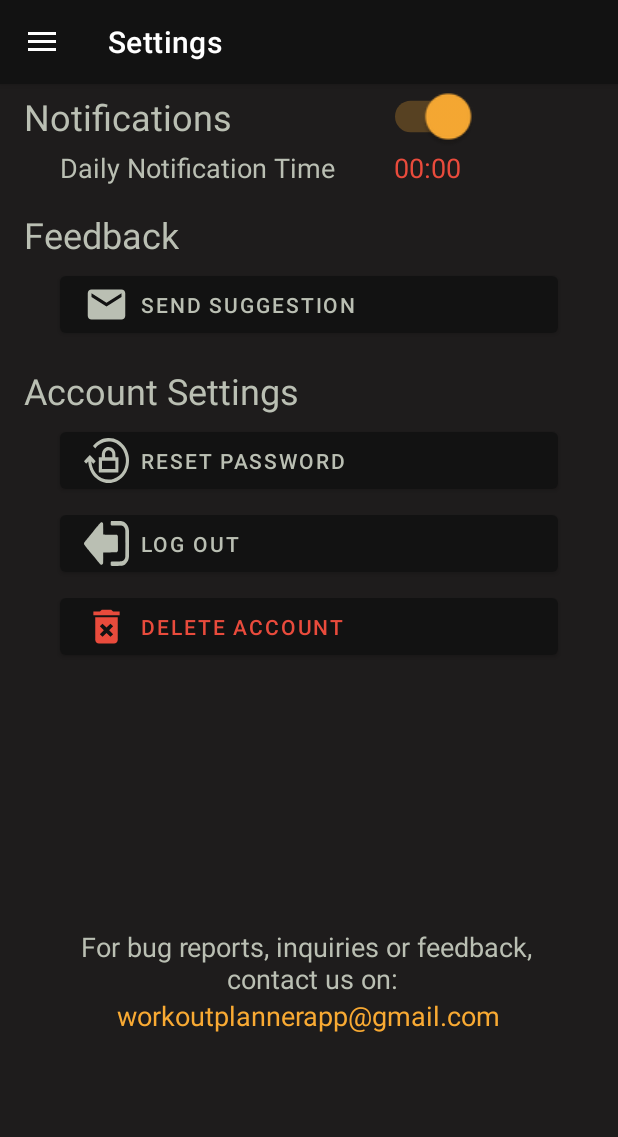
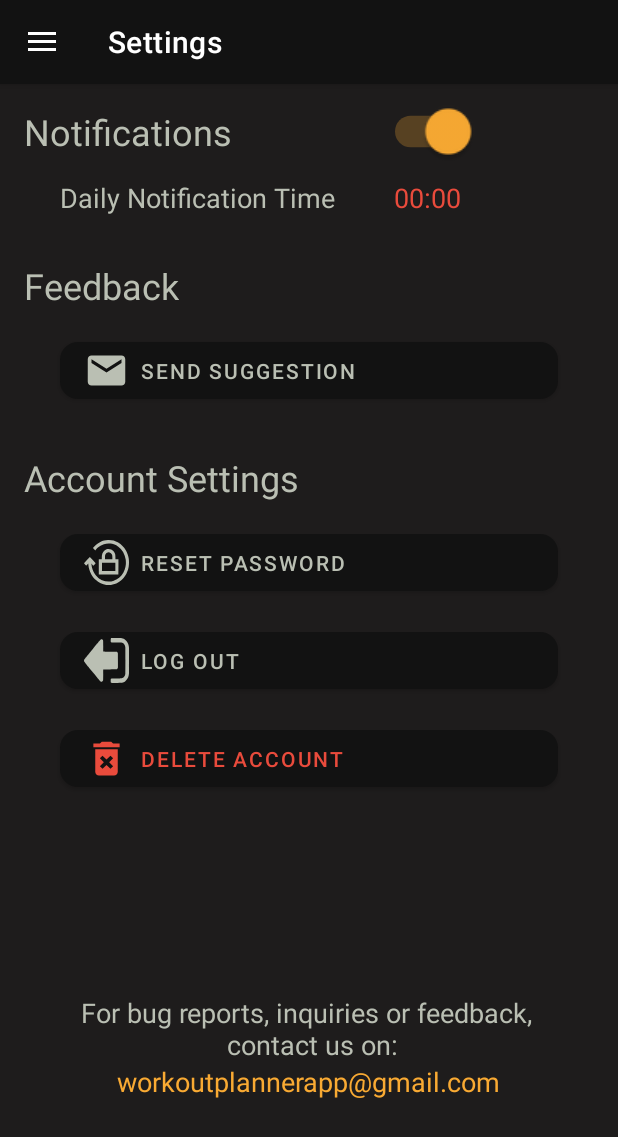
Before and after one commit to serges12/Workout-Planner, an Android app: the Settings screen opened through its navigation route, on a phone screen of 412 x 824 dp. Shown: the top 1137 px of the screen. Run offline under Robolectric (Android 15) with nearby library versions, the phone set to English and light mode, and no system bars; our stand-ins replace Firebase (no records; nobody signed in at launch, a user with empty details on screens opened directly), data binding, navigation-ui; Roboto replaces fonts that are not available here.

Commit message:
some UI changes

```diff
--- a/app/src/main/res/layout/exercise_layout.xml
+++ b/app/src/main/res/layout/exercise_layout.xml
@@ -15,7 +15,7 @@
     <androidx.constraintlayout.widget.ConstraintLayout
         android:layout_width="match_parent"
         android:layout_height="match_parent"
-        android:background="@color/dark_gray">
+        android:background="@color/input_gray">
 
         <androidx.cardview.widget.CardView
             android:id="@+id/cardView4"
--- a/app/src/main/res/layout/exercise_with_muscle_layout.xml
+++ b/app/src/main/res/layout/exercise_with_muscle_layout.xml
@@ -15,7 +15,7 @@
     <androidx.constraintlayout.widget.ConstraintLayout
         android:layout_width="match_parent"
         android:layout_height="match_parent"
-        android:background="@color/dark_gray">
+        android:background="@color/input_gray">
 
         <androidx.cardview.widget.CardView
             android:id="@+id/cardView4"
--- a/app/src/main/res/layout/fragment_settings.xml
+++ b/app/src/main/res/layout/fragment_settings.xml
@@ -21,7 +21,7 @@
             android:layout_width="wrap_content"
             android:layout_height="wrap_content"
             android:layout_marginStart="16dp"
-            android:layout_marginTop="5dp"
+            android:layout_marginTop="15dp"
             android:text="Notifications"
             android:textColor="@color/light_gray"
             android:textSize="24sp"
@@ -33,7 +33,7 @@
             android:layout_width="wrap_content"
             android:layout_height="wrap_content"
             android:layout_marginStart="40dp"
-            android:layout_marginTop="5dp"
+            android:layout_marginTop="15dp"
             android:text="Daily Notification Time"
             android:textColor="@color/light_gray"
             android:textSize="18sp"
@@ -44,7 +44,7 @@
             android:id="@+id/notificationTimePicker"
             android:layout_width="wrap_content"
             android:layout_height="wrap_content"
-            android:layout_marginTop="5dp"
+            android:layout_marginTop="15dp"
             android:clickable="true"
             android:shadowColor="#FFFFFF"
             android:textAlignment="center"
@@ -57,7 +57,7 @@
             android:id="@+id/notificationSwitch"
             android:layout_width="wrap_content"
             android:layout_height="wrap_content"
-            android:layout_marginTop="5dp"
+            android:layout_marginTop="15dp"
             android:checked="true"
             android:scaleX="1.5"
             android:scaleY="1.5"
@@ -74,7 +74,7 @@
         android:layout_width="wrap_content"
         android:layout_height="wrap_content"
         android:layout_marginStart="16dp"
-        android:layout_marginTop="16dp"
+        android:layout_marginTop="30dp"
         android:text="Feedback"
         android:textColor="@color/light_gray"
         android:textSize="24sp"
@@ -86,7 +86,7 @@
         android:layout_width="wrap_content"
         android:layout_height="wrap_content"
         android:layout_marginStart="16dp"
-        android:layout_marginTop="16dp"
+        android:layout_marginTop="30dp"
         android:text="Account Settings"
         android:textColor="@color/light_gray"
         android:textSize="24sp"
@@ -98,10 +98,11 @@
         android:layout_width="0dp"
         android:layout_height="wrap_content"
         android:layout_marginStart="40dp"
-        android:layout_marginTop="5dp"
+        android:layout_marginTop="15dp"
         android:layout_marginEnd="40dp"
         android:text="Reset Password"
         android:textAlignment="textStart"
+        app:cornerRadius="12dp"
         app:icon="@drawable/ic_reset_password_icon"
         app:iconSize="30dp"
         app:layout_constraintEnd_toEndOf="parent"
@@ -114,10 +115,11 @@
         android:layout_width="0dp"
         android:layout_height="wrap_content"
         android:layout_marginStart="40dp"
-        android:layout_marginTop="5dp"
+        android:layout_marginTop="15dp"
         android:layout_marginEnd="40dp"
         android:text="Send Suggestion"
         android:textAlignment="textStart"
+        app:cornerRadius="12dp"
         app:icon="@drawable/ic_suggestion"
         app:iconSize="30dp"
         app:layout_constraintEnd_toEndOf="parent"
@@ -130,11 +132,12 @@
         android:layout_width="0dp"
         android:layout_height="wrap_content"
         android:layout_marginStart="40dp"
-        android:layout_marginTop="5dp"
+        android:layout_marginTop="15dp"
         android:layout_marginEnd="40dp"
         android:text="Delete Account"
         android:textAlignment="textStart"
         android:textColor="@color/cherry_tomato"
+        app:cornerRadius="12dp"
         app:icon="@drawable/ic_delete"
         app:iconSize="30dp"
         app:iconTint="@color/cherry_tomato"
@@ -148,10 +151,11 @@
         android:layout_width="0dp"
         android:layout_height="wrap_content"
         android:layout_marginStart="40dp"
-        android:layout_marginTop="5dp"
+        android:layout_marginTop="15dp"
         android:layout_marginEnd="40dp"
         android:text="Log Out"
         android:textAlignment="textStart"
+        app:cornerRadius="12dp"
         app:icon="@drawable/ic_log_out_icon_jpg"
         app:iconSize="30dp"
         app:layout_constraintEnd_toEndOf="parent"
--- a/app/src/main/res/layout/muscle_layout.xml
+++ b/app/src/main/res/layout/muscle_layout.xml
@@ -15,7 +15,7 @@
     <androidx.constraintlayout.widget.ConstraintLayout
         android:layout_width="match_parent"
         android:layout_height="match_parent"
-        android:background="@color/dark_gray">
+        android:background="@color/input_gray">
 
         <androidx.cardview.widget.CardView
             android:id="@+id/cardView4"
```
Also changed, not shown: app/src/main/res/layout/workout_layout.xml (+5 -2 lines).
